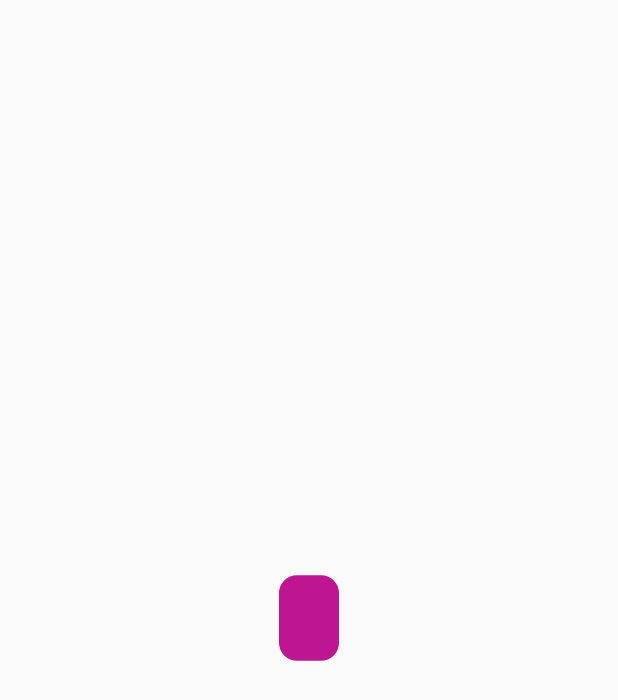
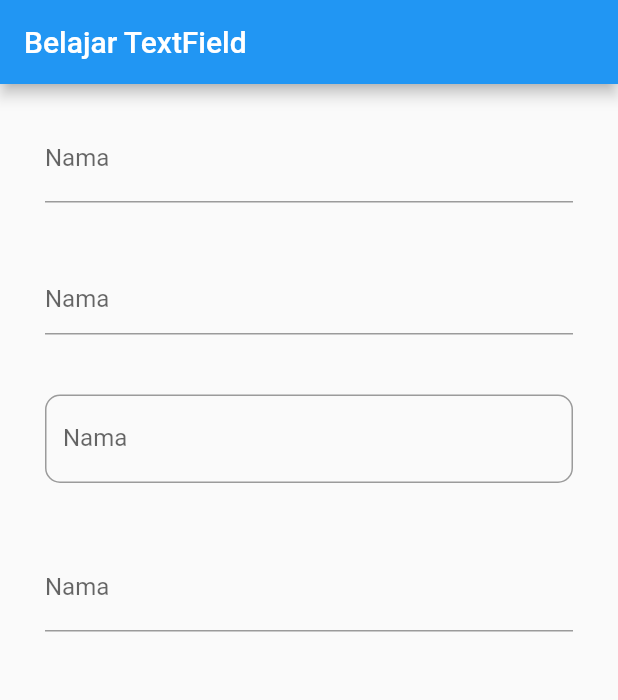
Before and after one commit to safikka/Flutter-Basic, a Flutter app: the screen it shows after launch, on a phone screen of 412 x 824 dp. Shown: the top 700 px of the screen. Run offline on Flutter 3.47's test engine with Material 2 defaults, Android fonts, the phone set to English and light mode, and no system bars.

Commit message:
belajar textfield

```diff
--- /dev/null
+++ b/lib/latihan/InputData.dart
@@ -0,0 +1,55 @@
+import 'package:flutter/material.dart';
+
+class InputData extends StatelessWidget {
+  @override
+  Widget build(BuildContext context) {
+    return Scaffold(
+      appBar: AppBar(
+        title: Text('Belajar TextField'),
+      ),
+      body: ListView(
+        children: [
+          // textfield biasa pake label
+          Padding(
+            padding: const EdgeInsets.symmetric(horizontal: 30, vertical: 20),
+            child: TextField(
+              decoration: InputDecoration(labelText: 'Nama'),
+            ),
+          ),
+
+          // textfield biasa ada hint
+          Padding(
+            padding: const EdgeInsets.symmetric(horizontal: 30, vertical: 20),
+            child: TextField(
+              decoration: InputDecoration(
+                hintText: 'Nama',
+              ),
+            ),
+          ),
+
+          // textfield ada outlinenya
+          Padding(
+            padding: const EdgeInsets.symmetric(horizontal: 30, vertical: 20),
+            child: TextField(
+              decoration: InputDecoration(
+                labelText: 'Nama',
+                border: OutlineInputBorder(
+                  borderRadius: BorderRadius.circular(10.0),
+                ),
+              ),
+            ),
+          ),
+
+          // textfield password
+          Padding(
+            padding: const EdgeInsets.symmetric(horizontal: 30, vertical: 20),
+            child: TextField(
+              obscureText: true,
+              decoration: InputDecoration(labelText: 'Nama'),
+            ),
+          ),
+        ],
+      ),
+    );
+  }
+}
--- a/lib/main.dart
+++ b/lib/main.dart
@@ -1,4 +1,5 @@
 import 'package:flutter/material.dart';
+import 'package:flutter_latihan_konsep/latihan/InputData.dart';
 import 'latihan/AnimatedContainer.dart';
 import 'latihan/ListData.dart';
 
@@ -9,7 +10,7 @@ class MyApp extends StatelessWidget {
   Widget build(BuildContext context) {
     return MaterialApp(
       debugShowCheckedModeBanner: false,
-      home: AnimationContainer(),
+      home: InputData(),
     );
   }
 }
```
Also changed, not shown: lib/latihan/NavigatorRoute.dart (added, +43 -0 lines).
